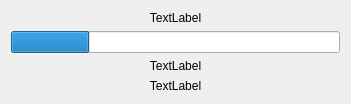
First picture: the form in bliss/flint/resources/gui/scan-status.ui, repository marc2332/bliss, before the edit.
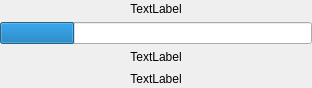
Second picture: the form after the edit. Custom widgets are drawn as their Qt base class.

Commit message: Tune the scan status

Patch:
```diff
--- a/bliss/flint/resources/gui/scan-status.ui
+++ b/bliss/flint/resources/gui/scan-status.ui
@@ -6,16 +6,31 @@
    <rect>
     <x>0</x>
     <y>0</y>
-    <width>351</width>
-    <height>100</height>
+    <width>312</width>
+    <height>88</height>
    </rect>
   </property>
   <property name="windowTitle">
    <string>Form</string>
   </property>
   <layout class="QVBoxLayout" name="verticalLayout">
+   <property name="spacing">
+    <number>4</number>
+   </property>
+   <property name="leftMargin">
+    <number>0</number>
+   </property>
+   <property name="topMargin">
+    <number>0</number>
+   </property>
+   <property name="rightMargin">
+    <number>0</number>
+   </property>
+   <property name="bottomMargin">
+    <number>0</number>
+   </property>
    <item>
-    <widget class="QLabel" name="scanInfo">
+    <widget class="ElidedLabel" name="scanTitle">
      <property name="text">
       <string>TextLabel</string>
      </property>
@@ -68,6 +83,13 @@
    </item>
   </layout>
  </widget>
+ <customwidgets>
+  <customwidget>
+   <class>ElidedLabel</class>
+   <extends>QLabel</extends>
+   <header>silx.gui.widgets.ElidedLabel</header>
+  </customwidget>
+ </customwidgets>
  <resources/>
  <connections/>
 </ui>
```
The commit also changes 1 other file.
